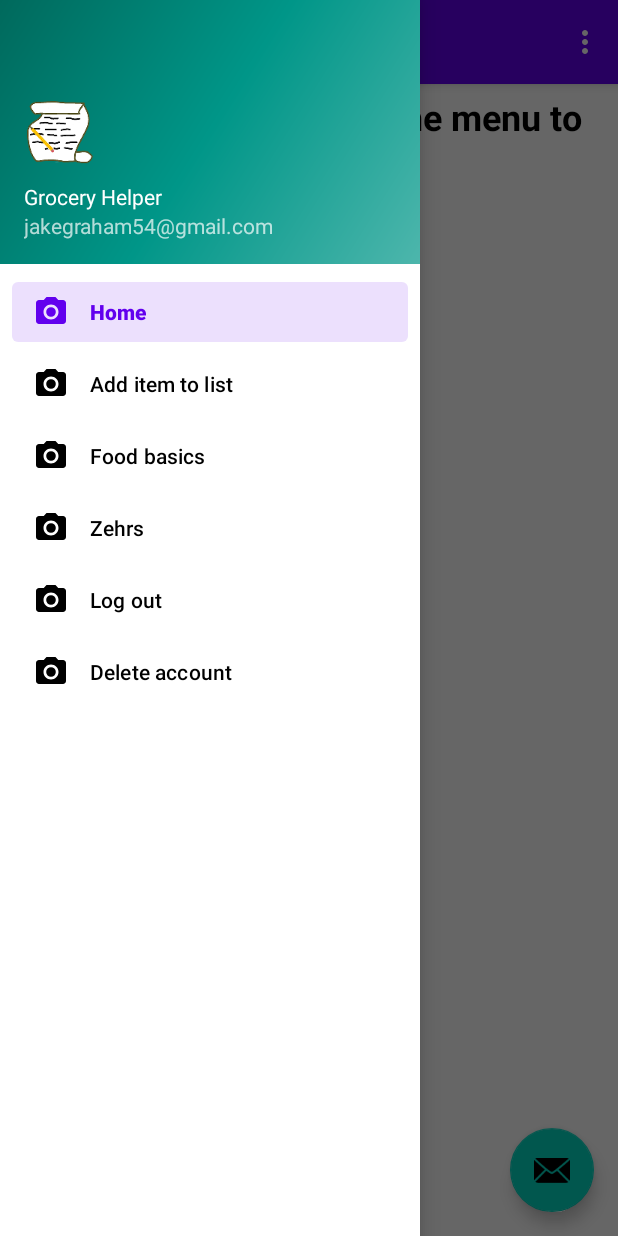
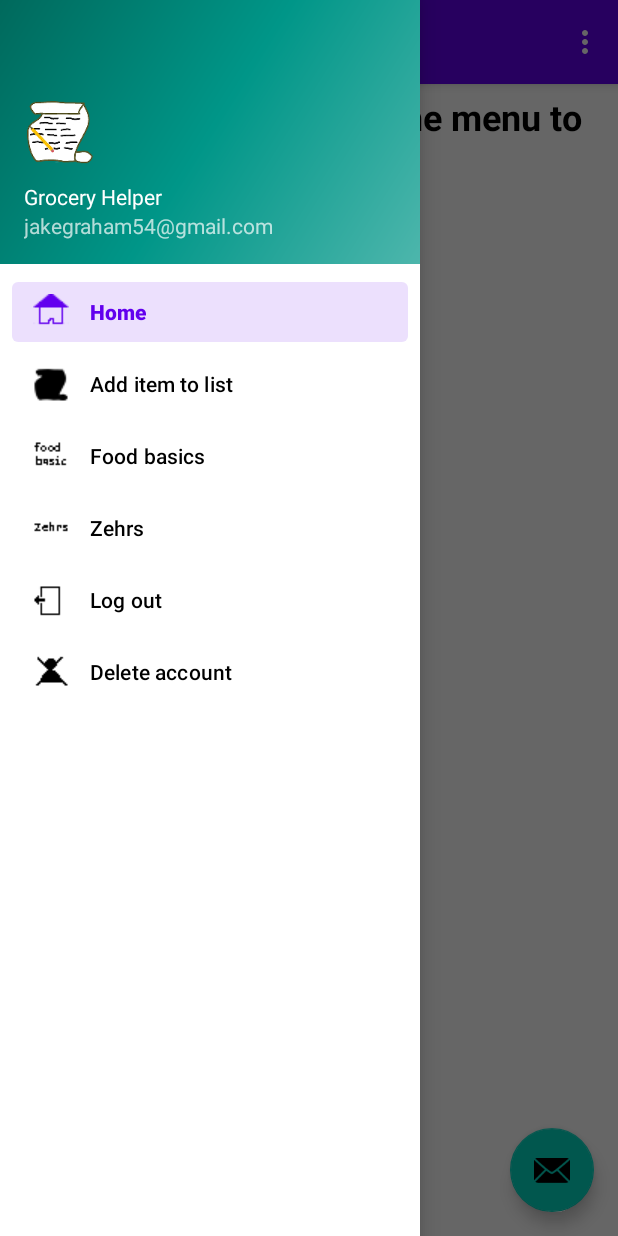
Before and after one commit to JacobGraham02/GroceryHelper, an Android app: the MainActivity screen opened directly, with no data from a screen before it, with the side drawer open, on a phone screen of 412 x 824 dp. Run offline under Robolectric (Android 15) with nearby library versions, the phone set to English and light mode, and no system bars; our stand-ins replace Firebase (no records; nobody signed in at launch, a user with empty details on screens opened directly), navigation-ui.

Commit message:
Added new app menu bar options and used the app menu bar png images instead of the app default camera icon

```diff
--- a/app/src/main/res/menu/activity_main_drawer.xml
+++ b/app/src/main/res/menu/activity_main_drawer.xml
@@ -6,32 +6,32 @@
     <group android:checkableBehavior="single">
         <item
             android:id="@+id/nav_home"
-            android:icon="@drawable/ic_menu_camera"
+            android:icon="@drawable/home_icon"
             android:title="@string/menu_home" />
 
         <item
             android:id="@+id/nav_add_grocery_item"
-            android:icon="@drawable/ic_menu_camera"
+            android:icon="@drawable/add_grocery_item_icon"
             android:title="@string/add_item_to_list" />
 
         <item
             android:id="@+id/nav_food_basics_list"
-            android:icon="@drawable/ic_menu_camera"
+            android:icon="@drawable/food_basics_icon"
             android:title="@string/food_basics"/>
 
         <item
             android:id="@+id/nav_zehrs_list"
-            android:icon="@drawable/ic_menu_camera"
+            android:icon="@drawable/zehrs_icon"
             android:title="@string/zehrs" />
 
         <item
             android:id="@+id/nav_log_out_icon"
-            android:icon="@drawable/ic_menu_camera"
+            android:icon="@drawable/log_out_icon"
             android:title="@string/log_out" />
 
         <item
             android:id="@+id/nav_delete_account"
-            android:icon="@drawable/ic_menu_camera"
+            android:icon="@drawable/account_delete_icon"
             android:title="@string/delete_account" />
     </group>
 </menu>
```
Also changed, not shown: app/src/main/res/drawable/account_delete_icon.png (added), app/src/main/res/drawable/add_grocery_item_icon.png (added), app/src/main/res/drawable/food_basics_icon.png (added), app/src/main/res/drawable/home_icon.png (added), app/src/main/res/drawable/log_out_icon.png (added), app/src/main/res/drawable/zehrs_icon.png (added).
